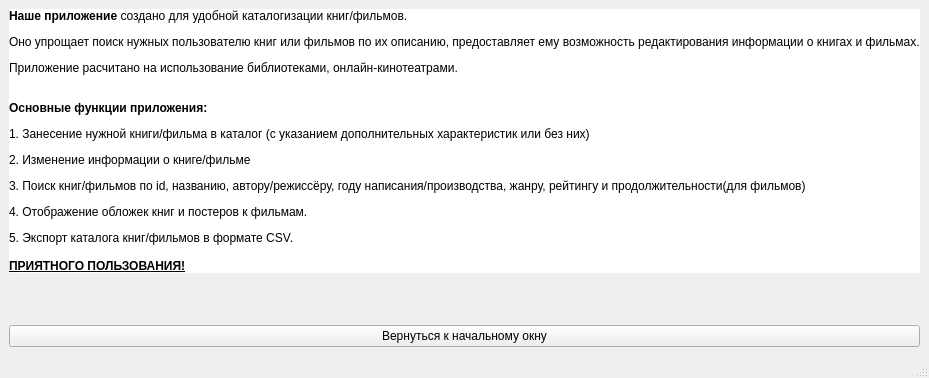
Before: the Qt Designer form My_Project/reference.ui in alizalas/QtProject, drawn with Qt 5.
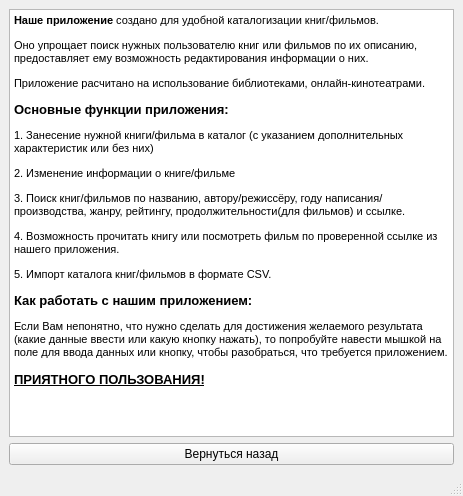
After: the same form once the commit is applied.

```diff
--- a/My_Project/reference.ui
+++ b/My_Project/reference.ui
@@ -6,8 +6,8 @@
    <rect>
     <x>0</x>
     <y>0</y>
-    <width>856</width>
-    <height>378</height>
+    <width>463</width>
+    <height>496</height>
    </rect>
   </property>
   <property name="windowTitle">
@@ -16,33 +16,30 @@
   <widget class="QWidget" name="centralwidget">
    <layout class="QVBoxLayout" name="verticalLayout">
     <item>
-     <widget class="QLabel" name="label">
-      <property name="styleSheet">
-       <string notr="true">background-color: rgb(255, 255, 255);</string>
-      </property>
-      <property name="text">
-       <string>&lt;html&gt;&lt;head/&gt;&lt;body&gt;&lt;p&gt;&lt;span style=&quot; font-weight:600;&quot;&gt;Наше приложение&lt;/span&gt; создано для удобной каталогизации книг/фильмов.&lt;/p&gt;&lt;p&gt;Оно упрощает поиск нужных пользователю книг или фильмов по их описанию, предоставляет ему возможность редактирования информации о книгах и фильмах.&lt;/p&gt;&lt;p&gt;Приложение расчитано на использование библиотеками, онлайн-кинотеатрами. &lt;br/&gt;&lt;/p&gt;&lt;p&gt;&lt;span style=&quot; font-weight:600;&quot;&gt;Основные функции приложения:&lt;/span&gt;&lt;/p&gt;&lt;p&gt;1. Занесение нужной книги/фильма в каталог (с указанием дополнительных характеристик или без них)&lt;/p&gt;&lt;p&gt;2. Изменение информации о книге/фильме&lt;/p&gt;&lt;p&gt;3. Поиск книг/фильмов по id, названию, автору/режиссёру, году написания/производства, жанру, рейтингу и продолжительности(для фильмов)&lt;/p&gt;&lt;p&gt;4. Отображение обложек книг и постеров к фильмам.&lt;/p&gt;&lt;p&gt;5. Экспорт каталога книг/фильмов в формате CSV.&lt;br/&gt;&lt;span style=&quot; font-weight:600; text-decoration: underline;&quot;&gt;&lt;br/&gt;ПРИЯТНОГО ПОЛЬЗОВАНИЯ!&lt;/span&gt;&lt;/p&gt;&lt;/body&gt;&lt;/html&gt;</string>
-      </property>
-     </widget>
-    </item>
-    <item>
-     <widget class="QLabel" name="label_2">
-      <property name="text">
-       <string/>
-      </property>
-     </widget>
-    </item>
-    <item>
-     <widget class="QLabel" name="label_3">
-      <property name="text">
-       <string/>
+     <widget class="QTextBrowser" name="textBrowser">
+      <property name="html">
+       <string>&lt;!DOCTYPE HTML PUBLIC &quot;-//W3C//DTD HTML 4.0//EN&quot; &quot;http://www.w3.org/TR/REC-html40/strict.dtd&quot;&gt;
+&lt;html&gt;&lt;head&gt;&lt;meta name=&quot;qrichtext&quot; content=&quot;1&quot; /&gt;&lt;style type=&quot;text/css&quot;&gt;
+p, li { white-space: pre-wrap; }
+&lt;/style&gt;&lt;/head&gt;&lt;body style=&quot; font-family:'MS Shell Dlg 2'; font-size:8.25pt; font-weight:400; font-style:normal;&quot;&gt;
+&lt;p style=&quot; margin-top:0px; margin-bottom:0px; margin-left:0px; margin-right:0px; -qt-block-indent:0; text-indent:0px;&quot;&gt;&lt;span style=&quot; font-size:8pt; font-weight:600;&quot;&gt;Наше приложение&lt;/span&gt;&lt;span style=&quot; font-size:8pt;&quot;&gt; создано для удобной каталогизации книг/фильмов.&lt;/span&gt;&lt;/p&gt;
+&lt;p style=&quot; margin-top:12px; margin-bottom:12px; margin-left:0px; margin-right:0px; -qt-block-indent:0; text-indent:0px;&quot;&gt;&lt;span style=&quot; font-size:8pt;&quot;&gt;Оно упрощает поиск нужных пользователю книг или фильмов по их описанию, предоставляет ему возможность редактирования информации о них.&lt;/span&gt;&lt;/p&gt;
+&lt;p style=&quot; margin-top:12px; margin-bottom:12px; margin-left:0px; margin-right:0px; -qt-block-indent:0; text-indent:0px;&quot;&gt;&lt;span style=&quot; font-size:8pt;&quot;&gt;Приложение расчитано на использование библиотеками, онлайн-кинотеатрами.&lt;/span&gt;&lt;/p&gt;
+&lt;p style=&quot; margin-top:12px; margin-bottom:12px; margin-left:0px; margin-right:0px; -qt-block-indent:0; text-indent:0px;&quot;&gt;&lt;span style=&quot; font-size:10pt; font-weight:600;&quot;&gt;Основные функции приложения:&lt;/span&gt;&lt;/p&gt;
+&lt;p style=&quot; margin-top:12px; margin-bottom:12px; margin-left:0px; margin-right:0px; -qt-block-indent:0; text-indent:0px;&quot;&gt;&lt;span style=&quot; font-size:8pt;&quot;&gt;1. Занесение нужной книги/фильма в каталог (с указанием дополнительных характеристик или без них)&lt;/span&gt;&lt;/p&gt;
+&lt;p style=&quot; margin-top:12px; margin-bottom:12px; margin-left:0px; margin-right:0px; -qt-block-indent:0; text-indent:0px;&quot;&gt;&lt;span style=&quot; font-size:8pt;&quot;&gt;2. Изменение информации о книге/фильме&lt;/span&gt;&lt;/p&gt;
+&lt;p style=&quot; margin-top:12px; margin-bottom:12px; margin-left:0px; margin-right:0px; -qt-block-indent:0; text-indent:0px;&quot;&gt;&lt;span style=&quot; font-size:8pt;&quot;&gt;3. Поиск книг/фильмов по названию, автору/режиссёру, году написания/производства, жанру, рейтингу, продолжительности(для фильмов) и ссылке.&lt;/span&gt;&lt;/p&gt;
+&lt;p style=&quot; margin-top:12px; margin-bottom:12px; margin-left:0px; margin-right:0px; -qt-block-indent:0; text-indent:0px;&quot;&gt;&lt;span style=&quot; font-size:8pt;&quot;&gt;4. Возможность прочитать книгу или посмотреть фильм по проверенной ссылке из нашего приложения.&lt;/span&gt;&lt;/p&gt;
+&lt;p style=&quot; margin-top:12px; margin-bottom:12px; margin-left:0px; margin-right:0px; -qt-block-indent:0; text-indent:0px;&quot;&gt;&lt;span style=&quot; font-size:8pt;&quot;&gt;5. Импорт каталога книг/фильмов в формате CSV.&lt;/span&gt;&lt;/p&gt;
+&lt;p style=&quot; margin-top:12px; margin-bottom:12px; margin-left:0px; margin-right:0px; -qt-block-indent:0; text-indent:0px;&quot;&gt;&lt;span style=&quot; font-size:10pt; font-weight:600;&quot;&gt;Как работать с нашим приложением:&lt;/span&gt;&lt;/p&gt;
+&lt;p style=&quot; margin-top:12px; margin-bottom:12px; margin-left:0px; margin-right:0px; -qt-block-indent:0; text-indent:0px;&quot;&gt;&lt;span style=&quot; font-size:8pt;&quot;&gt;Если Вам непонятно, что нужно сделать для достижения желаемого результата (какие данные ввести или какую кнопку нажать), то попробуйте навести мышкой на поле для ввода данных или кнопку, чтобы разобраться, что требуется приложением.&lt;br /&gt;&lt;/span&gt;&lt;span style=&quot; font-size:8pt; font-weight:600; text-decoration: underline;&quot;&gt;&lt;br /&gt;&lt;/span&gt;&lt;span style=&quot; font-size:10pt; font-weight:600; text-decoration: underline;&quot;&gt;ПРИЯТНОГО ПОЛЬЗОВАНИЯ!&lt;/span&gt;&lt;/p&gt;&lt;/body&gt;&lt;/html&gt;</string>
       </property>
      </widget>
     </item>
     <item>
      <widget class="QPushButton" name="returne">
       <property name="text">
-       <string>Вернуться к начальному окну</string>
+       <string>Вернуться назад</string>
       </property>
      </widget>
     </item>
```
Left out of the diff: 2 changed lines with no effect on the pictures.
